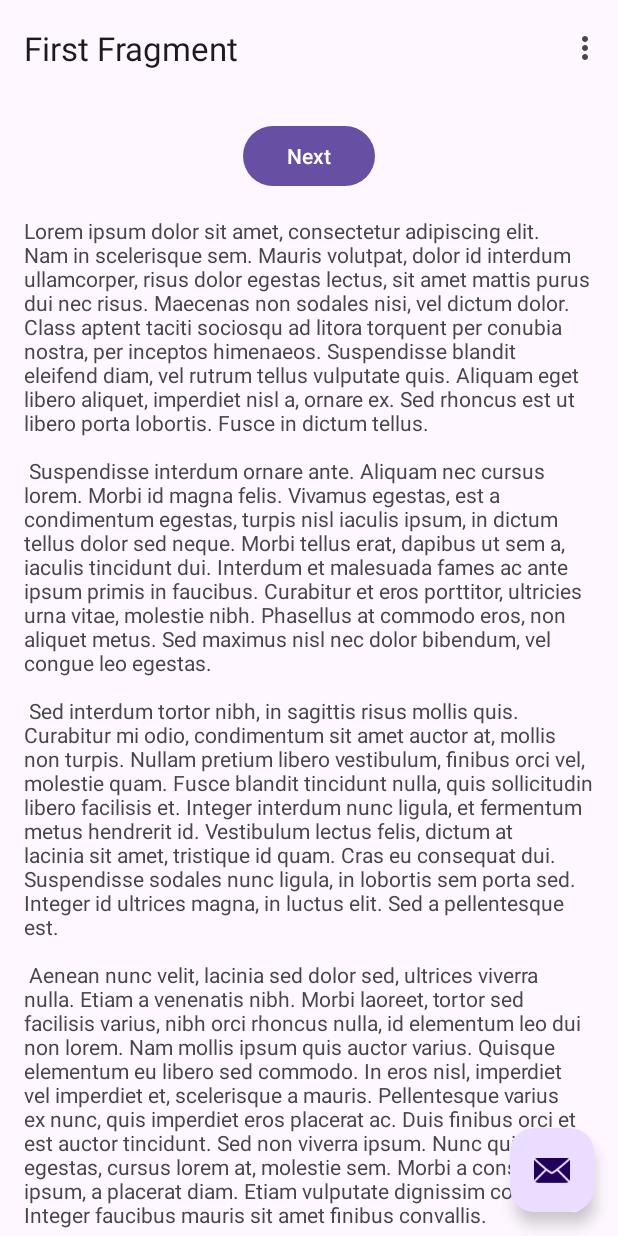
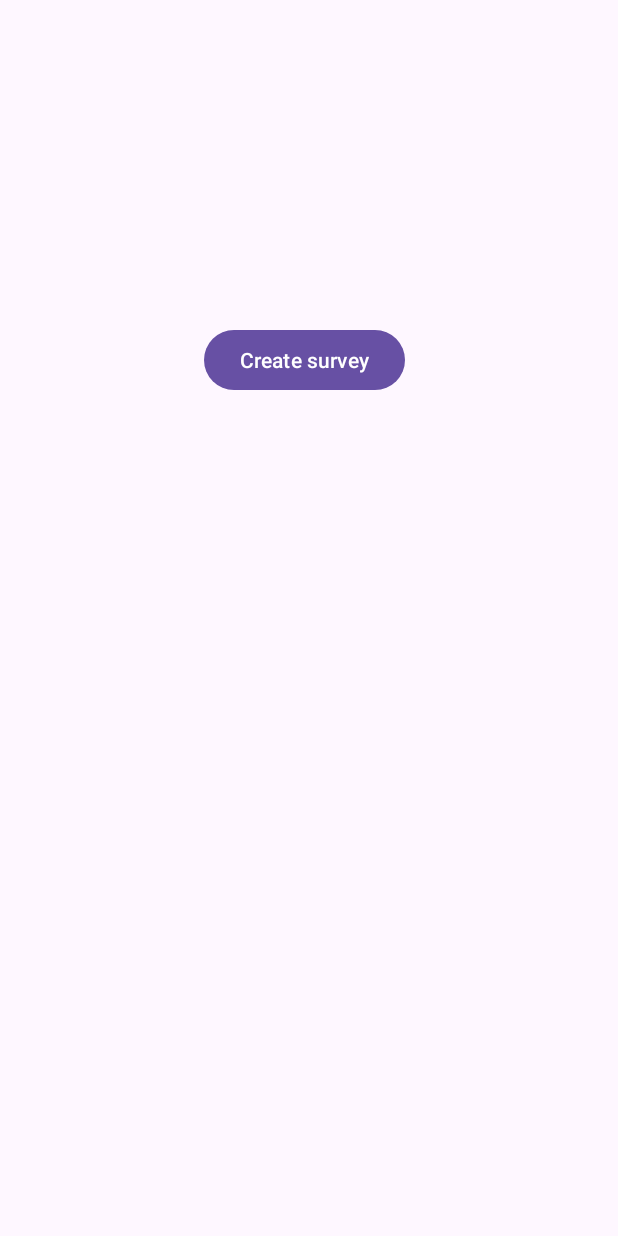
Before and after one commit to jorikvanveen/htht-gis-gnss-project, an Android app: the screen it shows after launch (MainActivity), on a phone screen of 412 x 824 dp. Run offline under Robolectric (Android 15) with nearby library versions, the phone set to English and light mode, and no system bars; our stand-ins replace navigation-ui.

Commit message:
Delete fragment navigation and replace with activity example

```diff
--- a/app/build.gradle.kts
+++ b/app/build.gradle.kts
@@ -41,6 +41,7 @@ dependencies {
     implementation("androidx.constraintlayout:constraintlayout:2.1.4")
     implementation("androidx.navigation:navigation-fragment:2.6.0")
     implementation("androidx.navigation:navigation-ui:2.6.0")
+    implementation("androidx.activity:activity:1.9.2")
     testImplementation("junit:junit:4.13.2")
     androidTestImplementation("androidx.test.ext:junit:1.1.5")
     androidTestImplementation("androidx.test.espresso:espresso-core:3.5.1")
--- a/app/src/main/AndroidManifest.xml
+++ b/app/src/main/AndroidManifest.xml
@@ -13,6 +13,9 @@
         android:theme="@style/Theme.GNSS"
         tools:targetApi="31">
         <activity
+            android:name=".CreateSurvey"
+            android:exported="false" />
+        <activity
             android:name=".MainActivity"
             android:exported="true"
             android:label="@string/app_name"
--- a/app/src/main/java/com/example/gnss/FirstFragment.java
+++ /dev/null
@@ -1,47 +0,0 @@
-package com.example.gnss;
-
-import android.os.Bundle;
-import android.view.LayoutInflater;
-import android.view.View;
-import android.view.ViewGroup;
-
-import androidx.annotation.NonNull;
-import androidx.fragment.app.Fragment;
-import androidx.navigation.fragment.NavHostFragment;
-
-import com.example.gnss.databinding.FragmentFirstBinding;
-
-public class FirstFragment extends Fragment {
-
-    private FragmentFirstBinding binding;
-
-    @Override
-    public View onCreateView(
-            LayoutInflater inflater, ViewGroup container,
-            Bundle savedInstanceState
-    ) {
-
-        binding = FragmentFirstBinding.inflate(inflater, container, false);
-        return binding.getRoot();
-
-    }
-
-    public void onViewCreated(@NonNull View view, Bundle savedInstanceState) {
-        super.onViewCreated(view, savedInstanceState);
-
-        binding.buttonFirst.setOnClickListener(new View.OnClickListener() {
-            @Override
-            public void onClick(View view) {
-                NavHostFragment.findNavController(FirstFragment.this)
-                        .navigate(R.id.action_FirstFragment_to_SecondFragment);
-            }
-        });
-    }
-
-    @Override
-    public void onDestroyView() {
-        super.onDestroyView();
-        binding = null;
-    }
-
-}
--- a/app/src/main/java/com/example/gnss/MainActivity.java
+++ b/app/src/main/java/com/example/gnss/MainActivity.java
@@ -1,5 +1,6 @@
 package com.example.gnss;
 
+import android.content.Intent;
 import android.os.Bundle;
 
 import com.google.android.material.snackbar.Snackbar;
@@ -30,49 +31,10 @@ public class MainActivity extends AppCompatActivity {
 
         binding = ActivityMainBinding.inflate(getLayoutInflater());
         setContentView(binding.getRoot());
-
-        setSupportActionBar(binding.toolbar);
-
-        NavController navController = Navigation.findNavController(this, R.id.nav_host_fragment_content_main);
-        appBarConfiguration = new AppBarConfiguration.Builder(navController.getGraph()).build();
-        NavigationUI.setupActionBarWithNavController(this, navController, appBarConfiguration);
-
-        binding.fab.setOnClickListener(new View.OnClickListener() {
-            @Override
-            public void onClick(View view) {
-                Snackbar.make(view, "Replace with your own action", Snackbar.LENGTH_LONG)
-                        .setAnchorView(R.id.fab)
-                        .setAction("Action", null).show();
-            }
-        });
     }
 
-    @Override
-    public boolean onCreateOptionsMenu(Menu menu) {
-        // Inflate the menu; this adds items to the action bar if it is present.
-        getMenuInflater().inflate(R.menu.menu_main, menu);
-        return true;
-    }
-
-    @Override
-    public boolean onOptionsItemSelected(MenuItem item) {
-        // Handle action bar item clicks here. The action bar will
-        // automatically handle clicks on the Home/Up button, so long
-        // as you specify a parent activity in AndroidManifest.xml.
-        int id = item.getItemId();
-
-        //noinspection SimplifiableIfStatement
-        if (id == R.id.action_settings) {
-            return true;
-        }
-
-        return super.onOptionsItemSelected(item);
-    }
-
-    @Override
-    public boolean onSupportNavigateUp() {
-        NavController navController = Navigation.findNavController(this, R.id.nav_host_fragment_content_main);
-        return NavigationUI.navigateUp(navController, appBarConfiguration)
-                || super.onSupportNavigateUp();
+    public void goToCreateSurvey(View view) {
+        Intent intent = new Intent(this, CreateSurvey.class);
+        startActivity(intent);
     }
 }
--- a/app/src/main/res/layout/activity_main.xml
+++ b/app/src/main/res/layout/activity_main.xml
@@ -1,33 +1,18 @@
 <?xml version="1.0" encoding="utf-8"?>
-<androidx.coordinatorlayout.widget.CoordinatorLayout xmlns:android="http://schemas.android.com/apk/res/android"
+<androidx.constraintlayout.widget.ConstraintLayout xmlns:android="http://schemas.android.com/apk/res/android"
     xmlns:app="http://schemas.android.com/apk/res-auto"
     xmlns:tools="http://schemas.android.com/tools"
     android:layout_width="match_parent"
-    android:layout_height="match_parent"
-    android:fitsSystemWindows="true"
-    tools:context=".MainActivity">
+             android:layout_height="match_parent">
 
-    <com.google.android.material.appbar.AppBarLayout
-        android:layout_width="match_parent"
-        android:layout_height="wrap_content"
-        android:fitsSystemWindows="true">
-
-        <com.google.android.material.appbar.MaterialToolbar
-            android:id="@+id/toolbar"
-            android:layout_width="match_parent"
-            android:layout_height="?attr/actionBarSize" />
-
-    </com.google.android.material.appbar.AppBarLayout>
-
-    <include layout="@layout/content_main" />
-
-    <com.google.android.material.floatingactionbutton.FloatingActionButton
-        android:id="@+id/fab"
+    <Button
+        android:id="@+id/button"
         android:layout_width="wrap_content"
         android:layout_height="wrap_content"
-        android:layout_gravity="bottom|end"
-        android:layout_marginEnd="@dimen/fab_margin"
-        android:layout_marginBottom="16dp"
-        app:srcCompat="@android:drawable/ic_dialog_email" />
-
-</androidx.coordinatorlayout.widget.CoordinatorLayout>
+        android:layout_marginStart="136dp"
+        android:layout_marginTop="216dp"
+        android:onClick="goToCreateSurvey"
+        android:text="Create survey"
+        app:layout_constraintStart_toStartOf="parent"
+        app:layout_constraintTop_toTopOf="parent" />
+</androidx.constraintlayout.widget.ConstraintLayout>
--- a/app/src/main/res/layout/fragment_first.xml
+++ /dev/null
@@ -1,35 +0,0 @@
-<?xml version="1.0" encoding="utf-8"?>
-<androidx.core.widget.NestedScrollView xmlns:android="http://schemas.android.com/apk/res/android"
-    xmlns:app="http://schemas.android.com/apk/res-auto"
-    xmlns:tools="http://schemas.android.com/tools"
-    android:layout_width="match_parent"
-    android:layout_height="match_parent"
-    tools:context=".FirstFragment">
-
-    <androidx.constraintlayout.widget.ConstraintLayout
-        android:layout_width="match_parent"
-        android:layout_height="match_parent"
-        android:padding="16dp">
-
-        <Button
-            android:id="@+id/button_first"
-            android:layout_width="wrap_content"
-            android:layout_height="wrap_content"
-            android:text="@string/next"
-            app:layout_constraintBottom_toTopOf="@id/textview_first"
-            app:layout_constraintEnd_toEndOf="parent"
-            app:layout_constraintStart_toStartOf="parent"
-            app:layout_constraintTop_toTopOf="parent" />
-
-        <TextView
-            android:id="@+id/textview_first"
-            android:layout_width="wrap_content"
-            android:layout_height="wrap_content"
-            android:layout_marginTop="16dp"
-            android:text="@string/lorem_ipsum"
-            app:layout_constraintBottom_toBottomOf="parent"
-            app:layout_constraintEnd_toEndOf="parent"
-            app:layout_constraintStart_toStartOf="parent"
-            app:layout_constraintTop_toBottomOf="@id/button_first" />
-    </androidx.constraintlayout.widget.ConstraintLayout>
-</androidx.core.widget.NestedScrollView>
```
Also changed, not shown: app/src/main/java/com/example/gnss/CreateSurvey.java (added, +24 -0 lines), app/src/main/java/com/example/gnss/SecondFragment.java (deleted, +0 -47 lines), app/src/main/res/layout/activity_create_survey.xml (added, +10 -0 lines), app/src/main/res/layout/fragment_second.xml (deleted, +0 -35 lines), 8 other files.
